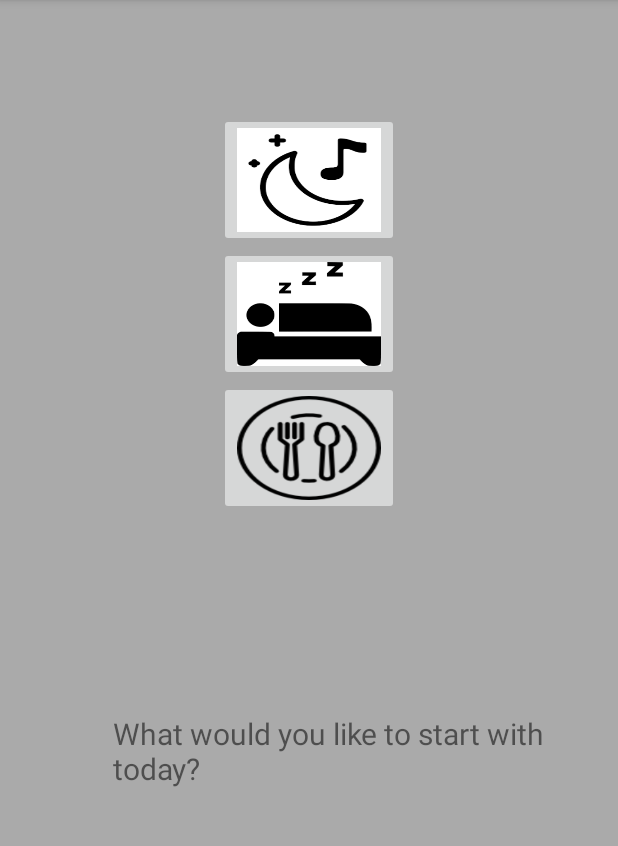
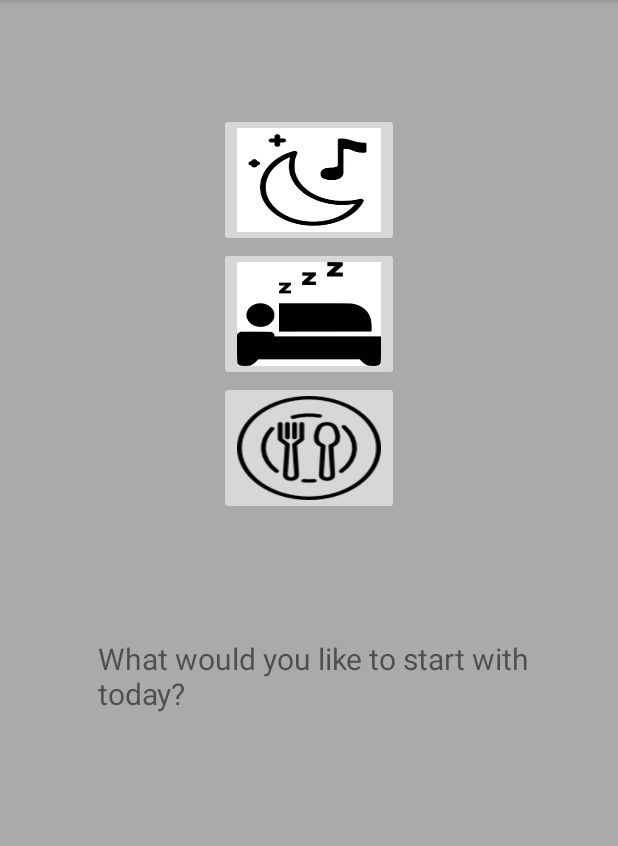
Before and after one commit to khyap17274/CSS-HACKATHON-2019, an Android app: the screen it shows after launch (MainActivity), on a phone screen of 412 x 824 dp, the part 84-930 px from its top. Run offline under Robolectric (Android 15) with nearby library versions, the phone set to English and light mode, and no system bars.

Commit message:
changed name of song

```diff
--- a/FitnessTracker/app/src/main/java/com/example/fitnesstracker/lullaby.java
+++ b/FitnessTracker/app/src/main/java/com/example/fitnesstracker/lullaby.java
@@ -23,7 +23,7 @@ public class lullaby extends AppCompatActivity {
 
         final ListView songs = (ListView) findViewById(R.id.songs);
         final ArrayList<String> s = new ArrayList<>();
-        s.add("twinkletwinklestar");
+        s.add("nostalgia");
         s.add("calmpiano");
         s.add("medidation");
         s.add("cheerypiano");
--- a/FitnessTracker/app/src/main/res/layout/activity_main.xml
+++ b/FitnessTracker/app/src/main/res/layout/activity_main.xml
@@ -37,9 +37,9 @@
     <TextView
         android:layout_width="match_parent"
         android:layout_height="match_parent"
-        android:layout_marginTop="450dp"
+        android:layout_marginTop="400dp"
         android:text="What would you like to start with today?"
-        android:layout_marginLeft="50dp"
+        android:layout_marginLeft="40dp"
         android:textSize="20dp"
 
         />
```
Also changed, not shown: 2 other files.
